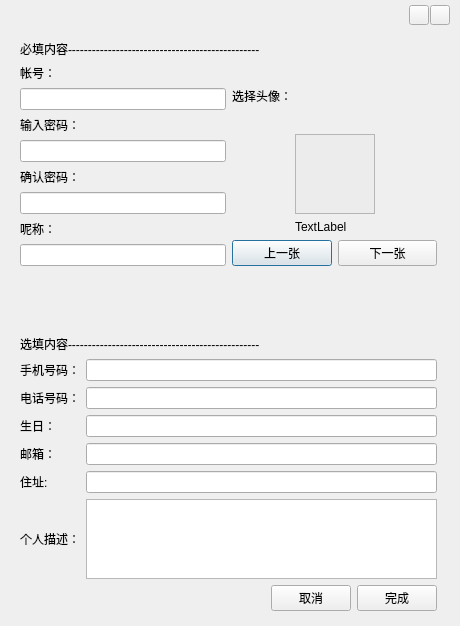
lzz5235/ChatOnline, file Client/cprivateinfo.ui: the form before one commit.
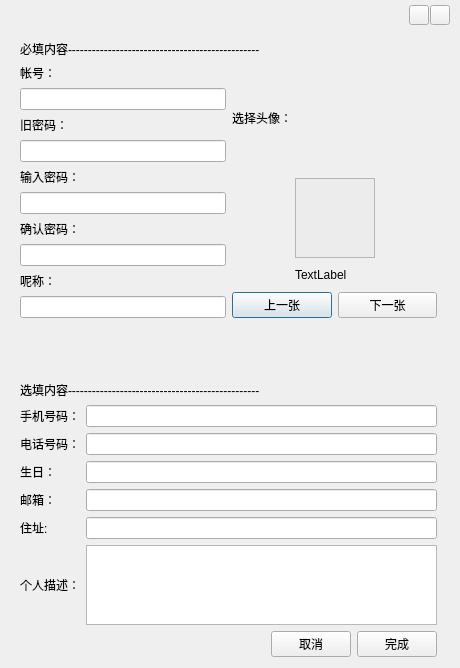
The form after the commit.

The edit to the form file:
```diff
--- a/Client/cprivateinfo.ui
+++ b/Client/cprivateinfo.ui
@@ -7,7 +7,7 @@
     <x>0</x>
     <y>0</y>
     <width>460</width>
-    <height>626</height>
+    <height>668</height>
    </rect>
   </property>
   <property name="windowTitle">
@@ -19,7 +19,7 @@
      <x>20</x>
      <y>40</y>
      <width>417</width>
-     <height>571</height>
+     <height>617</height>
     </rect>
    </property>
    <layout class="QVBoxLayout" name="verticalLayout_3">
@@ -47,13 +47,23 @@
         <item>
          <widget class="QLabel" name="label_2">
           <property name="text">
-           <string>输入密码：</string>
+           <string>旧密码：</string>
           </property>
          </widget>
         </item>
         <item>
          <widget class="QLineEdit" name="passwordLineEdit"/>
         </item>
+        <item>
+         <widget class="QLabel" name="label_10">
+          <property name="text">
+           <string>输入密码：</string>
+          </property>
+         </widget>
+        </item>
+        <item>
+         <widget class="QLineEdit" name="passwordLineEdit_2"/>
+        </item>
         <item>
          <widget class="QLabel" name="label_3">
           <property name="text">
```
